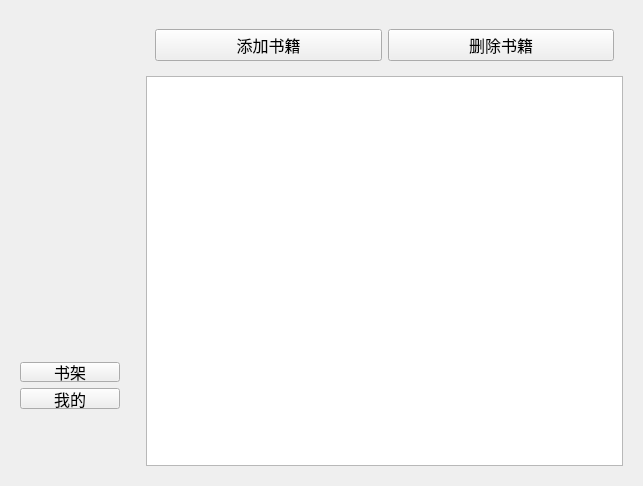
Old version of the form sidenavigationview.ui in the repository zm-practice/novel.
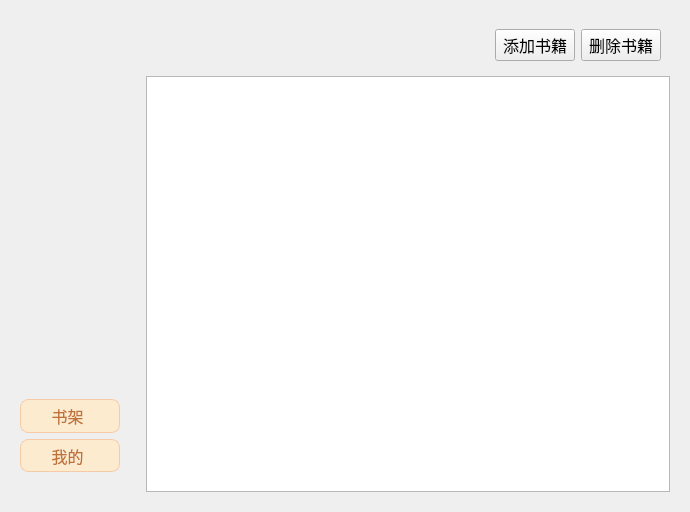
New version of the form. Icons and pictures are not drawn.

Patch:
```diff
--- a/sidenavigationview.ui
+++ b/sidenavigationview.ui
@@ -6,8 +6,8 @@
    <rect>
     <x>0</x>
     <y>0</y>
-    <width>643</width>
-    <height>486</height>
+    <width>690</width>
+    <height>512</height>
    </rect>
   </property>
   <property name="windowTitle">
@@ -28,16 +28,60 @@
      <property name="minimumSize">
       <size>
        <width>120</width>
-       <height>350</height>
+       <height>400</height>
       </size>
      </property>
      <property name="maximumSize">
       <size>
        <width>120</width>
-       <height>350</height>
+       <height>450</height>
       </size>
      </property>
      <layout class="QVBoxLayout" name="verticalLayout_2">
+      <item>
+       <widget class="QPushButton" name="timerButton">
+        <property name="font">
+         <font>
+          <family>楷体</family>
+          <pointsize>12</pointsize>
+         </font>
+        </property>
+        <property name="styleSheet">
+         <string notr="true">
+#timerButton {
+    /* 1. 让按钮尺寸和你的图片完全一样 */
+    /*    假设你的图片是 64x64 像素 */
+    min-width: 64px;
+    min-height: 64px;
+    max-width: 64px;
+    max-height: 64px;
+
+    /* 2. 移除按钮自身的背景和边框，让它“隐形” */
+    background-color: transparent;
+    border: none;
+
+    /* 3. 【核心】将你的图片作为按钮的“边框图片” */
+    /*    这会把图片完整地、不失真地铺满整个按钮区域 */
+    /*    请务必将路径替换成你资源文件里的真实路径！ */
+    border-image: url(:/icons/clock.png);
+}
+
+/* 交互效果：当鼠标按下时 */
+#timerButton:pressed {
+    /* 增加一点内边距，让图片向右下角轻微移动 */
+    /* 这会产生一个非常逼真的“被按下”的物理效果 */
+    padding-top: 2px;
+    padding-left: 2px;
+}</string>
+        </property>
+        <property name="text">
+         <string/>
+        </property>
+        <property name="flat">
+         <bool>true</bool>
+        </property>
+       </widget>
+      </item>
       <item>
        <spacer name="verticalSpacer">
         <property name="orientation">
@@ -65,9 +109,57 @@
           <pointsize>12</pointsize>
          </font>
         </property>
+        <property name="styleSheet">
+         <string notr="true">QToolButton {
+    /* 1. 【核心】使用 qproperty-icon 来设置图标 */
+    /*    请确保 URL 路径是您在资源文件中的正确路径！ */
+    qproperty-icon: url(:/icons/bookshelf.png);
+
+    /* 2. 颜色方案 (保持不变) */
+    background-color: #FDEBD0;
+    border: 1px solid #F5CBA7;
+    color: #BF7137;
+
+    /* 3. 布局调整 (保持不变) */
+    spacing: 8px; /* 图标和文字的间距 */
+    padding: 5px 15px 5px 10px; /* 上 右 下 左 */
+    
+    /* 4. 其他基础样式 */
+    border-radius: 8px;
+}
+
+/* 鼠标悬浮状态 (当按钮未被选中时) */
+QToolButton:hover:!checked {
+    background-color: #FEF5E7;
+    border-color: #FAD7A0;
+}
+
+/* 选中状态 */
+QToolButton:checked {
+    background-color: #AEC6CF;
+    border-color: #AEC6CF;
+    color: white;
+}
+
+/* 按下特效 */
+QToolButton:pressed {
+    background-color: #FAD7A0;
+    padding-top: 6px;
+    padding-bottom: 4px;
+}</string>
+        </property>
         <property name="text">
          <string>书架</string>
         </property>
+        <property name="checkable">
+         <bool>true</bool>
+        </property>
+        <property name="toolButtonStyle">
+         <enum>Qt::ToolButtonStyle::ToolButtonTextBesideIcon</enum>
+        </property>
+        <attribute name="buttonGroup">
+         <string notr="true">buttonGroup</string>
+        </attribute>
        </widget>
       </item>
       <item>
@@ -84,9 +176,59 @@
           <pointsize>12</pointsize>
          </font>
         </property>
+        <property name="styleSheet">
+         <string notr="true">
+
+QToolButton {
+    /* 1. 【核心】使用 qproperty-icon 来设置图标 */
+    /*    请确保 URL 路径是您在资源文件中的正确路径！ */
+    qproperty-icon: url(:/icons/mine.png);
+
+    /* 2. 颜色方案 (保持不变) */
+    background-color: #FDEBD0;
+    border: 1px solid #F5CBA7;
+    color: #BF7137;
+
+    /* 3. 布局调整 (保持不变) */
+    spacing: 8px; /* 图标和文字的间距 */
+    padding: 5px 15px 5px 10px; /* 上 右 下 左 */
+    
+    /* 4. 其他基础样式 */
+    border-radius: 8px;
+}
+
+/* 鼠标悬浮状态 (当按钮未被选中时) */
+QToolButton:hover:!checked {
+    background-color: #FEF5E7;
+    border-color: #FAD7A0;
+}
+
+/* 选中状态 */
+QToolButton:checked {
+    background-color: #AEC6CF;
+    border-color: #AEC6CF;
+    color: white;
+}
+
+/* 按下特效 */
+QToolButton:pressed {
+    background-color: #FAD7A0;
+    padding-top: 6px;
+    padding-bottom: 4px;
+}</string>
+        </property>
         <property name="text">
          <string>我的</string>
         </property>
+        <property name="checkable">
+         <bool>true</bool>
+        </property>
+        <property name="toolButtonStyle">
+         <enum>Qt::ToolButtonStyle::ToolButtonTextBesideIcon</enum>
+        </property>
+        <attribute name="buttonGroup">
+         <string notr="true">buttonGroup</string>
+        </attribute>
        </widget>
       </item>
      </layout>
@@ -105,6 +247,19 @@
        <item>
         <widget class="QWidget" name="buttonContainer" native="true">
          <layout class="QHBoxLayout" name="horizontalLayout_2">
+          <item>
+           <spacer name="horizontalSpacer">
+            <property name="orientation">
+             <enum>Qt::Orientation::Horizontal</enum>
+            </property>
+            <property name="sizeHint" stdset="0">
+             <size>
+              <width>40</width>
+              <height>20</height>
+             </size>
+            </property>
+           </spacer>
+          </item>
           <item>
            <widget class="QPushButton" name="addButton">
             <property name="font">
```
Left out of the diff: 3 changed lines with no effect on the pictures.
